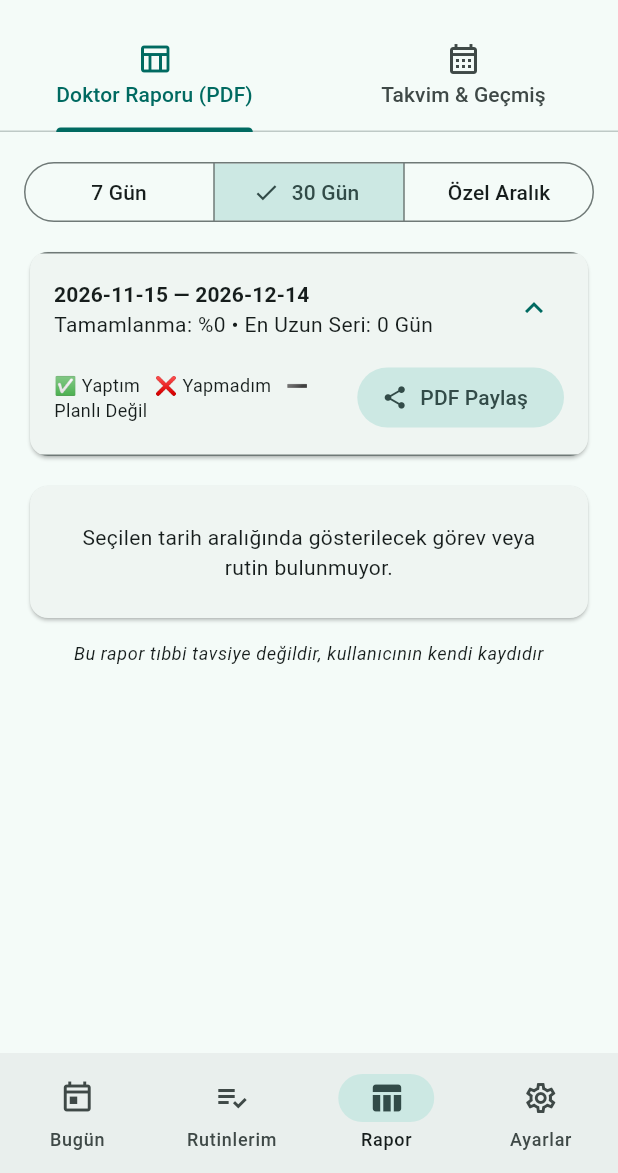
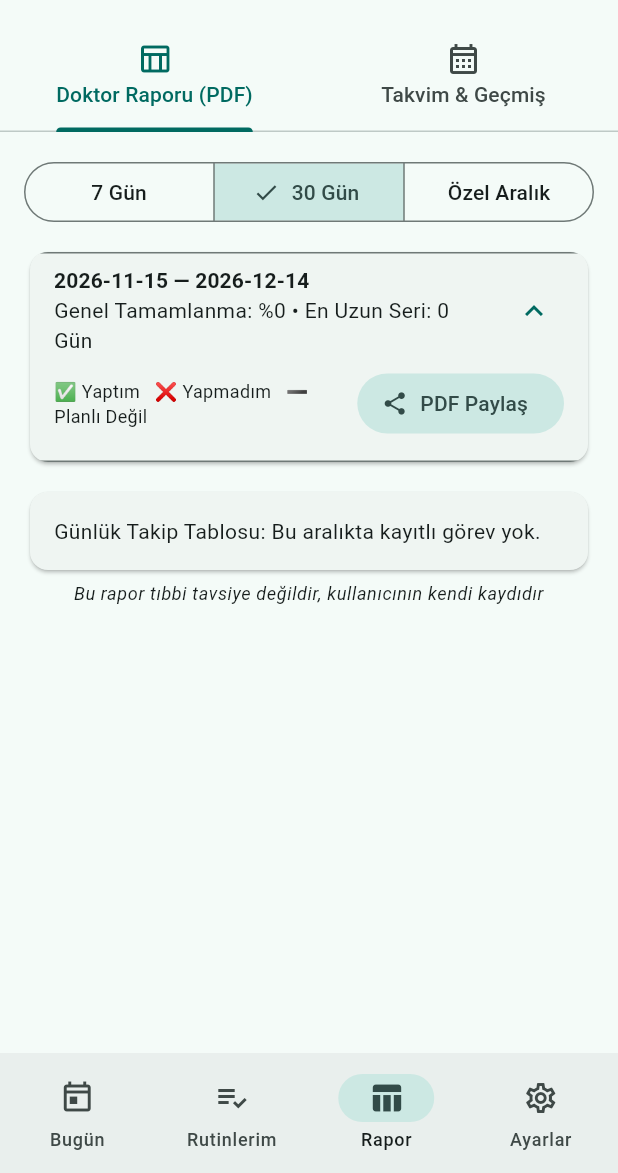
Before and after one commit to MustafaHali1/Gunluk_EgzersizAPK-, a Flutter app: the RaporEkrani screen opened by its route, after a tap on "30 Gün", on a phone screen of 412 x 824 dp, the part 63-1236 px from its top. Run offline on Flutter 3.47's test engine with Material 3 defaults, Android fonts, the phone set to English and light mode, and no system bars; our stand-ins replace drift, file_picker, flutter_local_notifications, flutter_riverpod, flutter_timezone, go_router and 5 more; accounts and stored records are empty; generated files the repository leaves out were written again.

Commit message:
fix: rapor sayfasinda rutinleri ayri acilir tablolar halinde goster

```diff
--- a/lib/ozellikler/rapor/sunum/rapor_ekrani.dart
+++ b/lib/ozellikler/rapor/sunum/rapor_ekrani.dart
@@ -7,7 +7,7 @@ import '../../gecmis/sunum/gecmis_ekrani.dart';
 import '../alan/rapor_olusturucu.dart';
 import 'rapor_kontrolcusu.dart';
 
-// Doktora gösterilebilecek açılır-kapanır rapor tablosunu, PDF paylaşımını ve geçmiş takvimini sunan ekran.
+// Her rutini kendi açılır-kapanır tablosuyla gösteren, PDF paylaşımı ve geçmiş takvimi sunan ekran.
 class RaporEkrani extends ConsumerWidget {
   const RaporEkrani({super.key});
 
@@ -97,12 +97,23 @@ class RaporEkrani extends ConsumerWidget {
                     pdfPaylasTiklandiginda: () => _pdfPaylas(context, kontrolcu),
                   ),
                   const SizedBox(height: 12),
-                  _RaporMatrisKarti(tablo: durum.tablo),
-                  if (durum.tablo.satirlar.isNotEmpty) ...[
-                    const SizedBox(height: 12),
-                    _GorevDetayAcilirKarti(tablo: durum.tablo),
-                  ],
-                  const SizedBox(height: 12),
+                  if (durum.rutinGruplari.isEmpty)
+                    _RaporMatrisKarti(
+                      baslik: 'Günlük Takip Tablosu',
+                      tablo: durum.tablo,
+                    )
+                  else
+                    ...durum.rutinGruplari.map(
+                      (grup) => Padding(
+                        padding: const EdgeInsets.only(bottom: 12),
+                        child: _RaporMatrisKarti(
+                          baslik:
+                              '${grup.rutinAdi} (%${grup.tablo.genelTamamlanmaYuzdesi})',
+                          tablo: grup.tablo,
+                        ),
+                      ),
+                    ),
+                  const SizedBox(height: 4),
                   Text(
                     UygulamaMetinleri.tibbiUyariNotu,
                     style: Theme.of(context).textTheme.bodySmall?.copyWith(
@@ -177,7 +188,7 @@ class _RaporOzetKarti extends StatelessWidget {
               ),
         ),
         subtitle: Text(
-          'Tamamlanma: %${tablo.genelTamamlanmaYuzdesi} • En Uzun Seri: ${tablo.enUzunSeri} Gün',
+          'Genel Tamamlanma: %${tablo.genelTamamlanmaYuzdesi} • En Uzun Seri: ${tablo.enUzunSeri} Gün',
         ),
         childrenPadding: const EdgeInsets.fromLTRB(16, 0, 16, 14),
         children: [
@@ -203,11 +214,15 @@ class _RaporOzetKarti extends StatelessWidget {
   }
 }
 
-// Açılıp kapanabilir tırnağa sahip yatay kaydırılabilir rapor tablosu kartı.
+// Her rutin için ayrı açılıp kapanabilir tırnağa sahip yatay kaydırılabilir rapor tablosu kartı.
 class _RaporMatrisKarti extends StatelessWidget {
+  final String baslik;
   final RaporTablosu tablo;
 
-  const _RaporMatrisKarti({required this.tablo});
+  const _RaporMatrisKarti({
+    required this.baslik,
+    required this.tablo,
+  });
 
   String _kisaGunBasligi(String tarihMetni) {
     final parcalar = tarihMetni.split('-');
@@ -218,15 +233,10 @@ class _RaporMatrisKarti extends StatelessWidget {
   @override
   Widget build(BuildContext context) {
     if (tablo.satirlar.isEmpty) {
-      return const Card(
+      return Card(
         child: Padding(
-          padding: EdgeInsets.all(24),
-          child: Center(
-            child: Text(
-              'Seçilen tarih aralığında gösterilecek görev veya rutin bulunmuyor.',
-              textAlign: TextAlign.center,
-            ),
-          ),
+          padding: const EdgeInsets.all(16),
+          child: Text('$baslik: Bu aralıkta kayıtlı görev yok.'),
         ),
       );
     }
@@ -236,11 +246,12 @@ class _RaporMatrisKarti extends StatelessWidget {
       child: ExpansionTile(
         initiallyExpanded: true,
         title: Text(
-          'Günlük Takip Tablosu (${tablo.satirlar.length} görev)',
+          baslik,
           style: Theme.of(context).textTheme.titleSmall?.copyWith(
                 fontWeight: FontWeight.bold,
               ),
         ),
+        subtitle: Text('${tablo.satirlar.length} görev'),
         children: [
           SingleChildScrollView(
             scrollDirection: Axis.horizontal,
@@ -288,43 +299,3 @@ class _RaporMatrisKarti extends StatelessWidget {
     );
   }
 }
-
-// Her bir görevin kendi açılır-kapanır tırnağıyla yapılan/yapılmayan özetini gösteren kart.
-class _GorevDetayAcilirKarti extends StatelessWidget {
-  final RaporTablosu tablo;
-
-  const _GorevDetayAcilirKarti({required this.tablo});
-
-  @override
-  Widget build(BuildContext context) {
-    return Card(
-      clipBehavior: Clip.antiAlias,
-      child: ExpansionTile(
-        initiallyExpanded: false,
-        title: const Text(
-          'Görev Bazlı İstatistikler',
-          style: TextStyle(fontWeight: FontWeight.bold),
-        ),
-        subtitle: const Text('Açıp görevlerin yapılma oranlarını inceleyin'),
-        children: tablo.satirlar.map((satir) {
-          final yapilmayan = satir.planlananSayisi - satir.yapilanSayisi;
-          return ExpansionTile(
-            title: Text(satir.egzersizAdi),
-            subtitle: Text('Başarı: %${satir.tamamlanmaYuzdesi}'),
-            childrenPadding: const EdgeInsets.fromLTRB(16, 0, 16, 12),
-            children: [
-              Row(
-                mainAxisAlignment: MainAxisAlignment.spaceBetween,
-                children: [
-                  Text('✅ Yapılan: ${satir.yapilanSayisi} gün'),
-                  Text('❌ Yapılmayan: $yapilmayan gün'),
-                  Text('📅 Planlı: ${satir.planlananSayisi} gün'),
-                ],
-              ),
-            ],
-          );
-        }).toList(),
-      ),
-    );
-  }
-}
--- a/lib/ozellikler/rapor/sunum/rapor_kontrolcusu.dart
+++ b/lib/ozellikler/rapor/sunum/rapor_kontrolcusu.dart
@@ -5,6 +5,7 @@ import '../../../cekirdek/veritabani/uygulama_veritabani.dart';
 import '../../../cekirdek/yardimcilar/tarih_yardimcisi.dart';
 import '../../bugun/alan/antrenman_deposu.dart';
 import '../../bugun/sunum/bugun_kontrolcusu.dart';
+import '../../bugun/veri/antrenman_dao.dart';
 import '../../bugun/veri/antrenman_deposu_uygulamasi.dart';
 import '../../rutinler/alan/rutin_deposu.dart';
 import '../../rutinler/sunum/rutin_kontrolcusu.dart';
@@ -15,18 +16,33 @@ import '../veri/pdf_disa_aktarma_servisi.dart';
 // Rapor ekranındaki tarih aralığı seçeneklerini belirten sabit listesi.
 enum RaporAralikTuru { son7Gun, son30Gun, ozel }
 
-// Rapor ekranının seçili tarih aralığı ve hesaplanan rapor tablosunu tutan durum sınıfı.
+// Tek bir rutine ait ayrı rapor tablosunu tutan sınıf.
+class RutinRaporGrubu {
+  final int rutinId;
+  final String rutinAdi;
+  final RaporTablosu tablo;
+
+  const RutinRaporGrubu({
+    required this.rutinId,
+    required this.rutinAdi,
+    required this.tablo,
+  });
+}
+
+// Rapor ekranının seçili tarih aralığı, rutin bazlı grupları ve genel PDF tablosunu tutan durum sınıfı.
 class RaporDurumu {
   final RaporAralikTuru aralikTuru;
   final DateTime baslangic;
   final DateTime bitis;
   final RaporTablosu tablo;
+  final List<RutinRaporGrubu> rutinGruplari;
 
   const RaporDurumu({
     required this.aralikTuru,
     required this.baslangic,
     required this.bitis,
     required this.tablo,
+    this.rutinGruplari = const [],
   });
 }
 
@@ -53,29 +69,6 @@ class RaporKontrolcusu extends AsyncNotifier<RaporDurumu> {
     final temizBugun = DateTime(bugun.year, bugun.month, bugun.day);
 
     final tumRutinler = await _rutinDeposu.tumRutinleriGetir();
-    final planliGunler = <int>{};
-    final gorevHaritasi = <int, EgzersizlerData>{};
-
-    for (final rutin in tumRutinler) {
-      if (rutin.sadeceTarih == null) {
-        planliGunler.addAll(
-          rutin.haftaninGunleri
-              .split(',')
-              .map((e) => int.tryParse(e.trim()))
-              .whereType<int>(),
-        );
-      } else {
-        final t = TarihYardimcisi.metindenTarihe(rutin.sadeceTarih!);
-        planliGunler.add(t.weekday);
-      }
-      final detaylar = await _rutinDeposu.rutinEgzersizleriniGetir(rutin.id);
-      for (final d in detaylar) {
-        gorevHaritasi[d.egzersiz.id] = d.egzersiz;
-      }
-    }
-    final rutinGorevleri = gorevHaritasi.values.toList();
-
-    // Rutinlerin başladığı ilk günü tespit et (örn. 15/11'de başlatıldıysa 1. sütun 15/11 olur)
     final gecmisKayitlar = await _antrenmanDeposu
         .tarihAraligindakiAntrenmanlariGetir(
           baslangicTarihi: '2024-01-01',
@@ -130,12 +123,68 @@ class RaporKontrolcusu extends AsyncNotifier<RaporDurumu> {
           bitisTarihi: TarihYardimcisi.tarihiFormatla(bitis),
         );
 
-    final tablo = RaporOlusturucu.olustur(
+    final tumPlanliGunler = <int>{};
+    final tumGorevHaritasi = <int, EgzersizlerData>{};
+    final rutinGruplari = <RutinRaporGrubu>[];
+
+    for (final rutin in tumRutinler) {
+      final rutinGunleri = <int>{};
+      if (rutin.sadeceTarih == null) {
+        rutinGunleri.addAll(
+          rutin.haftaninGunleri
+              .split(',')
+              .map((e) => int.tryParse(e.trim()))
+              .whereType<int>(),
+        );
+      } else {
+        rutinGunleri.add(
+          TarihYardimcisi.metindenTarihe(rutin.sadeceTarih!).weekday,
+        );
+      }
+      tumPlanliGunler.addAll(rutinGunleri);
+
+      final detaylar = await _rutinDeposu.rutinEgzersizleriniGetir(rutin.id);
+      final rutinGorevleri = detaylar.map((d) => d.egzersiz).toList();
+      for (final g in rutinGorevleri) {
+        tumGorevHaritasi[g.id] = g;
+      }
+
+      // Yalnızca bu rutine ait günlük kayıtları filtrele ki rutinler birbirine karışmasın
+      final rutineOzelKayitlar = aralikKayitlari
+          .map(
+            (detay) => GunlukAntrenmanDetayi(
+              antrenmanKaydi: detay.antrenmanKaydi,
+              egzersizKayitlari: detay.egzersizKayitlari
+                  .where((k) => k.rutinId == rutin.id)
+                  .toList(),
+            ),
+          )
+          .toList();
+
+      final rutinTablosu = RaporOlusturucu.olustur(
+        baslangic: baslangic,
+        bitis: bitis,
+        antrenmanKayitlari: rutineOzelKayitlar,
+        planliHaftaninGunleri: rutinGunleri,
+        rutinEgzersizleri: rutinGorevleri,
+        bugunReferansi: temizBugun,
+      );
+
+      rutinGruplari.add(
+        RutinRaporGrubu(
+          rutinId: rutin.id,
+          rutinAdi: rutin.ad,
+          tablo: rutinTablosu,
+        ),
+      );
+    }
+
+    final genelTablo = RaporOlusturucu.olustur(
       baslangic: baslangic,
       bitis: bitis,
       antrenmanKayitlari: aralikKayitlari,
-      planliHaftaninGunleri: planliGunler,
-      rutinEgzersizleri: rutinGorevleri,
+      planliHaftaninGunleri: tumPlanliGunler,
+      rutinEgzersizleri: tumGorevHaritasi.values.toList(),
       bugunReferansi: temizBugun,
     );
 
@@ -143,7 +192,8 @@ class RaporKontrolcusu extends AsyncNotifier<RaporDurumu> {
       aralikTuru: _seciliTur,
       baslangic: baslangic,
       bitis: bitis,
-      tablo: tablo,
+      tablo: genelTablo,
+      rutinGruplari: rutinGruplari,
     );
   }
 
```
